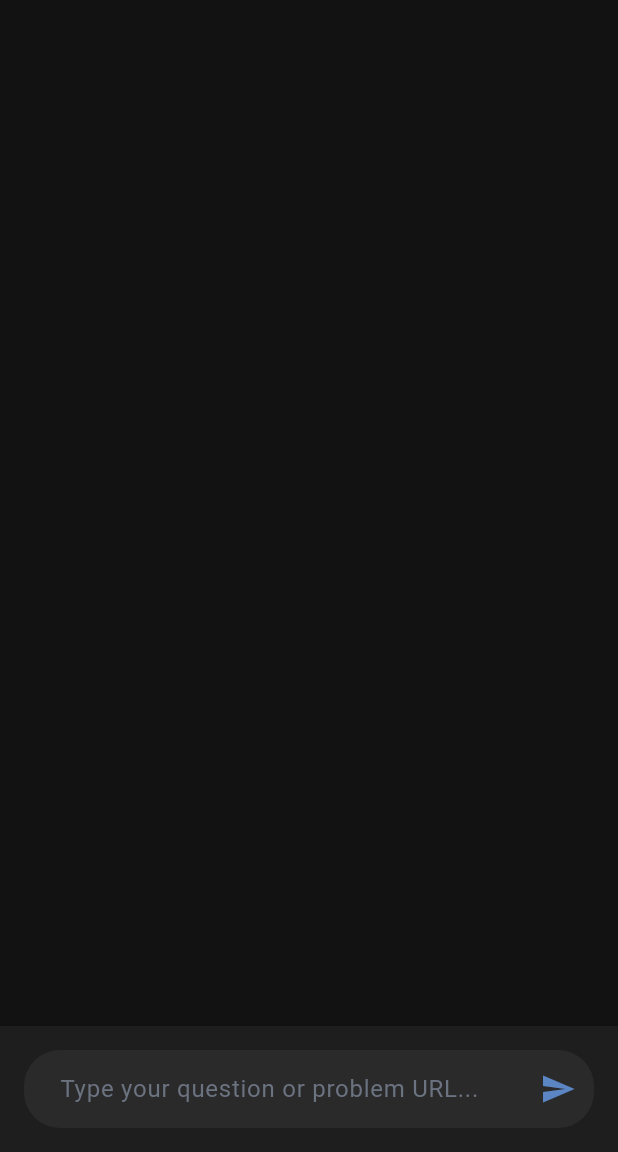
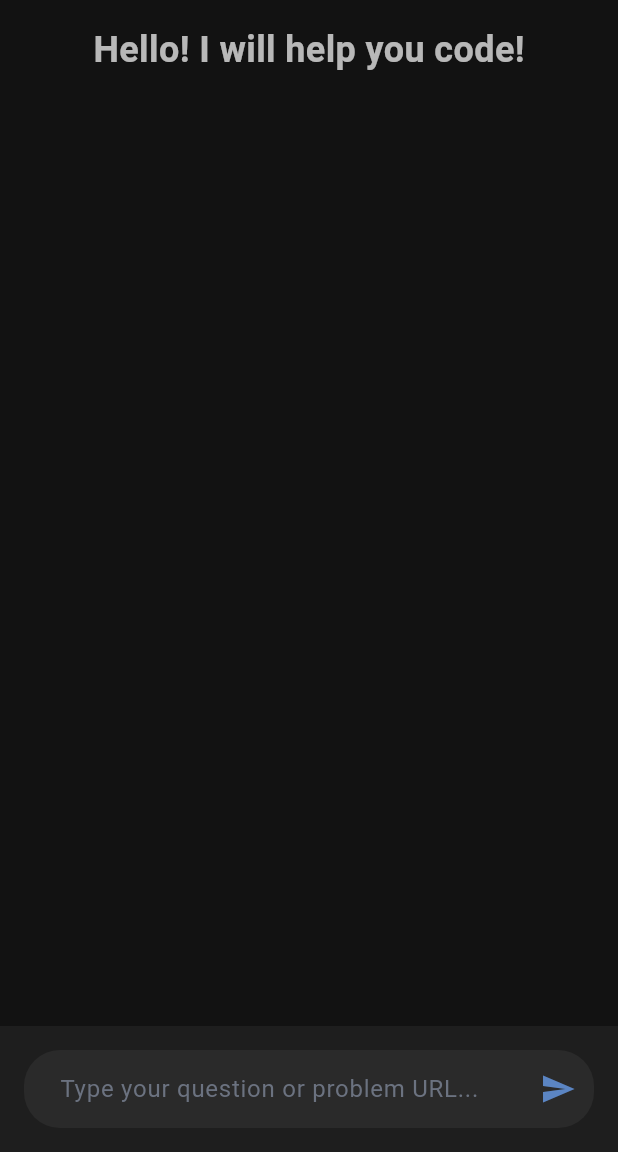
Before and after one commit to samyaksgupta/Leetcode-AI-Helper, a Flutter app: the screen it shows after launch, on a phone screen of 412 x 824 dp, the part 84-1236 px from its top. Run offline on Flutter 3.47's test engine with Material 3 defaults, Android fonts, the phone set to English and light mode, and no system bars; drawn by our look-alikes of animated_text_kit; our stand-ins replace flutter_dotenv, flutter_highlight, flutter_markdown, google_generative_ai; missing offline and left inert: markdown.

Commit message:
file code updated

```diff
--- a/lib/main.dart
+++ b/lib/main.dart
@@ -5,6 +5,7 @@ import 'package:flutter_highlight/flutter_highlight.dart';
 import 'package:flutter_highlight/themes/atom-one-dark.dart';
 import 'package:markdown/markdown.dart' as md show Element;
 import 'package:flutter_dotenv/flutter_dotenv.dart';
+import 'package:animated_text_kit/animated_text_kit.dart';
 
 void main() async {
   await dotenv.load(fileName: ".env");
@@ -47,7 +48,7 @@ class Message {
   final String content;
   final bool isUser;
 
-  Message({required this.content, required this.isUser});
+  const Message({required this.content, required this.isUser});
 }
 
 class LeetCodeChatPage extends StatefulWidget {
@@ -103,8 +104,7 @@ class _LeetCodeChatPageState extends State<LeetCodeChatPage> {
       _scrollToBottom();
     } catch (e) {
       setState(() {
-        _messages
-            .add(Message(content: "Error: ${e.toString()}", isUser: false));
+        _messages.add(Message(content: "Error: ${e.toString()}", isUser: false));
         _isLoading = false;
       });
       _scrollToBottom();
@@ -136,8 +136,13 @@ class _LeetCodeChatPageState extends State<LeetCodeChatPage> {
             child: ListView.builder(
               controller: _scrollController,
               padding: const EdgeInsets.all(16),
-              itemCount: _messages.length,
+              itemCount: _messages.isEmpty ? 1 : _messages.length,
               itemBuilder: (context, index) {
+                if (_messages.isEmpty) {
+                  return const Center(
+                    child: TypewriterText(),
+                  );
+                }
                 final message = _messages[index];
                 return ChatBubble(
                   message: message.content,
@@ -351,3 +356,46 @@ class CustomInlineCodeBuilder extends MarkdownElementBuilder {
     );
   }
 }
+
+class TypewriterText extends StatelessWidget {
+  const TypewriterText({super.key});
+
+  @override
+  Widget build(BuildContext context) {
+    return AnimatedTextKit(
+      animatedTexts: [
+        TypewriterAnimatedText(
+          'Hello! I will help you code!',
+          textStyle: const TextStyle(
+            fontSize: 24,
+            fontWeight: FontWeight.bold,
+            color: Colors.white70,
+          ),
+          speed: const Duration(milliseconds: 50),
+        ),
+        TypewriterAnimatedText(
+          'Build Intuition and get better',
+          textStyle: const TextStyle(
+            fontSize: 24,
+            fontWeight: FontWeight.bold,
+            color: Colors.white70,
+          ),
+          speed: const Duration(milliseconds: 50),
+        ),
+        TypewriterAnimatedText(
+          'Master Problem Solving',
+          textStyle: const TextStyle(
+            fontSize: 24,
+            fontWeight: FontWeight.bold,
+            color: Colors.white70,
+          ),
+          speed: const Duration(milliseconds: 50),
+        ),
+      ],
+      totalRepeatCount: 100,
+      pause: const Duration(milliseconds: 1500),
+      displayFullTextOnTap: true,
+      stopPauseOnTap: true,
+    );
+  }
+}
--- a/pubspec.yaml
+++ b/pubspec.yaml
@@ -42,6 +42,7 @@ dependencies:
   google_fonts: ^6.2.1
   skeletonizer: ^1.4.3
   flutter_dotenv: ^5.2.1
+  animated_text_kit: ^4.2.3
 
 dev_dependencies:
   flutter_test:
```
Also changed, not shown: pubspec.lock. Lines whose indentation alone changed are shown as unchanged.
